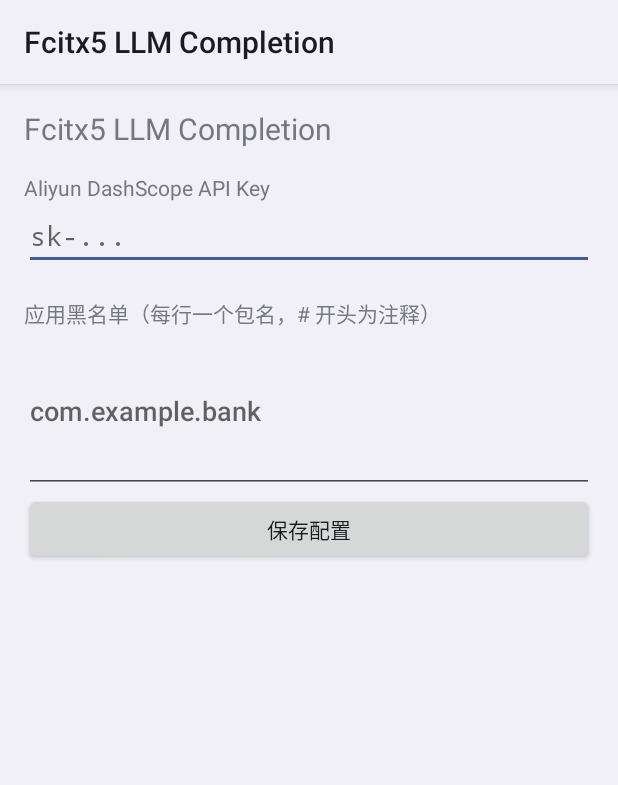
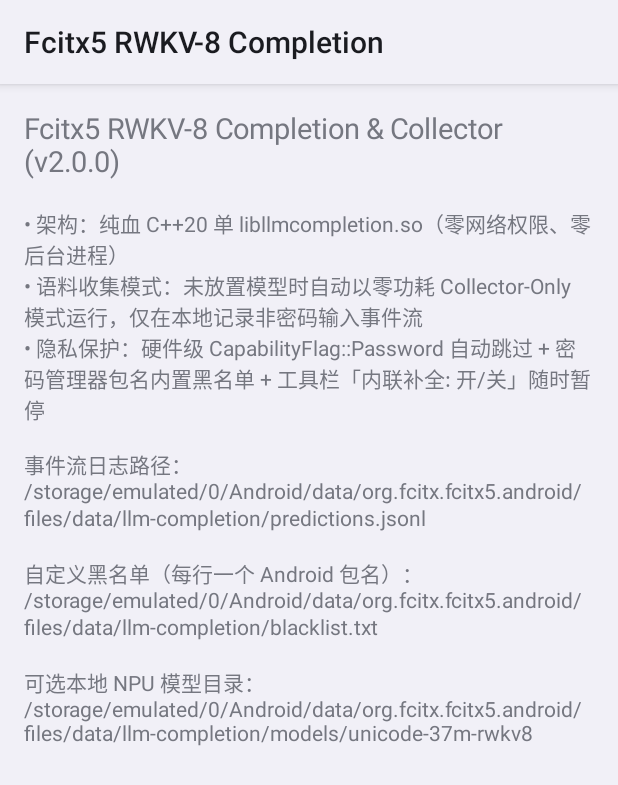
Before and after one commit to Stream29/fcitx5-llm-completion, an Android app: the SettingsActivity screen opened directly, with no data from a screen before it, on a phone screen of 412 x 824 dp. Shown: the top 785 px of the screen. Run offline under Robolectric (Android 15) with nearby library versions, the phone set to English and light mode, and no system bars.

Commit message:
feat(android): update fcitx5-android plugin to standalone pure-C++20 collector/NPU APK

```diff
--- /dev/null
+++ b/android-plugin/gradle.properties
@@ -0,0 +1 @@
+org.gradle.jvmargs=-Xmx1536m -Dfile.encoding=UTF-8
--- a/android-plugin/src/main/assets/descriptor.json
+++ b/android-plugin/src/main/assets/descriptor.json
@@ -1,10 +1,10 @@
 {
-    "sha256": "3839f1be43b4a952fae8f15726a13e8ea12d307198eba9dc6819abb61db9d4f5",
+    "sha256": "f69fb3c948f57195d253150506333b252af05b2e85d11898d8a06dc661dbd1df",
     "files": {
         "usr": "",
         "usr/share": "",
         "usr/share/fcitx5": "",
         "usr/share/fcitx5/addon": "",
-        "usr/share/fcitx5/addon/llmcompletion.conf": "79fe742105b8caf72dec9a361c48ca4381847116b96ea5c4ac1d801be8db7251"
+        "usr/share/fcitx5/addon/llmcompletion.conf": "bbbbafefb1c8f090b7bd46cc21994ba793fe94164d61434b11864d93b7328e16"
     }
 }
--- /dev/null
+++ b/android-plugin/src/main/java/org/fcitx/fcitx5/android/plugin/llm_completion/SettingsActivity.java
@@ -0,0 +1,43 @@
+package org.fcitx.fcitx5.android.plugin.llm_completion;
+
+import android.app.Activity;
+import android.os.Bundle;
+import android.widget.LinearLayout;
+import android.widget.ScrollView;
+import android.widget.TextView;
+
+public final class SettingsActivity extends Activity {
+    @Override
+    protected void onCreate(Bundle savedInstanceState) {
+        super.onCreate(savedInstanceState);
+
+        int pad = (int) (16f * getResources().getDisplayMetrics().density);
+        LinearLayout root = new LinearLayout(this);
+        root.setOrientation(LinearLayout.VERTICAL);
+        root.setPadding(pad, pad, pad, pad);
+
+        TextView title = new TextView(this);
+        title.setText("Fcitx5 RWKV-8 Completion & Collector (v2.0.0)");
+        title.setTextSize(19f);
+        root.addView(title);
+
+        TextView body = new TextView(this);
+        body.setTextSize(14f);
+        body.setText(
+            "\n• 架构：纯血 C++20 单 libllmcompletion.so（零网络权限、零后台进程）\n"
+            + "• 语料收集模式：未放置模型时自动以零功耗 Collector-Only 模式运行，仅在本地记录非密码输入事件流\n"
+            + "• 隐私保护：硬件级 CapabilityFlag::Password 自动跳过 + 密码管理器包名内置黑名单 + 工具栏「内联补全: 开/关」随时暂停\n\n"
+            + "事件流日志路径：\n"
+            + "/storage/emulated/0/Android/data/org.fcitx.fcitx5.android/files/data/llm-completion/predictions.jsonl\n\n"
+            + "自定义黑名单（每行一个 Android 包名）：\n"
+            + "/storage/emulated/0/Android/data/org.fcitx.fcitx5.android/files/data/llm-completion/blacklist.txt\n\n"
+            + "可选本地 NPU 模型目录：\n"
+            + "/storage/emulated/0/Android/data/org.fcitx.fcitx5.android/files/data/llm-completion/models/unicode-37m-rwkv8"
+        );
+        root.addView(body);
+
+        ScrollView scroll = new ScrollView(this);
+        scroll.addView(root);
+        setContentView(scroll);
+    }
+}
--- a/android-plugin/src/main/java/org/fcitx/fcitx5/android/plugin/llm_completion/SettingsActivity.kt
+++ /dev/null
@@ -1,71 +0,0 @@
-package org.fcitx.fcitx5.android.plugin.llm_completion
-
-import android.app.Activity
-import android.content.Context
-import android.os.Bundle
-import android.text.InputType
-import android.widget.Button
-import android.widget.EditText
-import android.widget.LinearLayout
-import android.widget.ScrollView
-import android.widget.TextView
-import android.widget.Toast
-
-class SettingsActivity : Activity() {
-    override fun onCreate(savedInstanceState: Bundle?) {
-        super.onCreate(savedInstanceState)
-
-        val prefs = getSharedPreferences(LlmCompletionService.PREFS_NAME, Context.MODE_PRIVATE)
-        val pad = (16 * resources.displayMetrics.density).toInt()
-
-        val root = LinearLayout(this).apply {
-            orientation = LinearLayout.VERTICAL
-            setPadding(pad, pad, pad, pad)
-        }
-
-        val title = TextView(this).apply {
-            text = "Fcitx5 LLM Completion"
-            textSize = 20f
-        }
-        root.addView(title)
-
-        val keyLabel = TextView(this).apply {
-            text = "\nAliyun DashScope API Key"
-        }
-        root.addView(keyLabel)
-
-        val keyInput = EditText(this).apply {
-            hint = "sk-..."
-            inputType = InputType.TYPE_CLASS_TEXT or InputType.TYPE_TEXT_VARIATION_PASSWORD
-            setText(prefs.getString(LlmCompletionService.KEY_API_KEY, ""))
-        }
-        root.addView(keyInput)
-
-        val blLabel = TextView(this).apply {
-            text = "\n应用黑名单（每行一个包名，# 开头为注释）"
-        }
-        root.addView(blLabel)
-
-        val blInput = EditText(this).apply {
-            hint = "com.example.bank"
-            minLines = 4
-            setText(prefs.getString(LlmCompletionService.KEY_BLACKLIST, ""))
-        }
-        root.addView(blInput)
-
-        val saveBtn = Button(this).apply {
-            text = "保存配置"
-            setOnClickListener {
-                prefs.edit()
-                    .putString(LlmCompletionService.KEY_API_KEY, keyInput.text.toString().trim())
-                    .putString(LlmCompletionService.KEY_BLACKLIST, blInput.text.toString())
-                    .apply()
-                Toast.makeText(this@SettingsActivity, "已保存（无需重启立即生效）", Toast.LENGTH_SHORT).show()
-            }
-        }
-        root.addView(saveBtn)
-
-        val scroll = ScrollView(this).apply { addView(root) }
-        setContentView(scroll)
-    }
-}
--- a/android-plugin/src/main/res/values/strings.xml
+++ b/android-plugin/src/main/res/values/strings.xml
@@ -1,5 +1,5 @@
 <?xml version="1.0" encoding="utf-8"?>
 <resources>
-    <string name="app_name">Fcitx5 LLM Completion</string>
-    <string name="description">Copilot-style LLM inline completion via Aliyun DashScope</string>
+    <string name="app_name">Fcitx5 RWKV-8 Completion</string>
+    <string name="description">Offline Pure-Unicode RWKV-8 + Event-Aware ROSA inline completion</string>
 </resources>
--- a/android-plugin/src/main/res/xml/plugin.xml
+++ b/android-plugin/src/main/res/xml/plugin.xml
@@ -2,5 +2,5 @@
 <plugin>
     <apiVersion>0.1</apiVersion>
     <description>@string/description</description>
-    <hasService>true</hasService>
+    <hasService>false</hasService>
 </plugin>
```
Also changed, not shown: android-plugin/build.gradle.kts (+31 -10 lines), android-plugin/settings.gradle.kts (added, +17 -0 lines), android-plugin/src/main/AndroidManifest.xml (+0 -18 lines), android-plugin/src/main/java/org/fcitx/fcitx5/android/plugin/llm_completion/LlmCompletionProvider.kt (deleted, +0 -211 lines), android-plugin/src/main/java/org/fcitx/fcitx5/android/plugin/llm_completion/LlmCompletionService.kt (deleted, +0 -244 lines), 1 other file.
